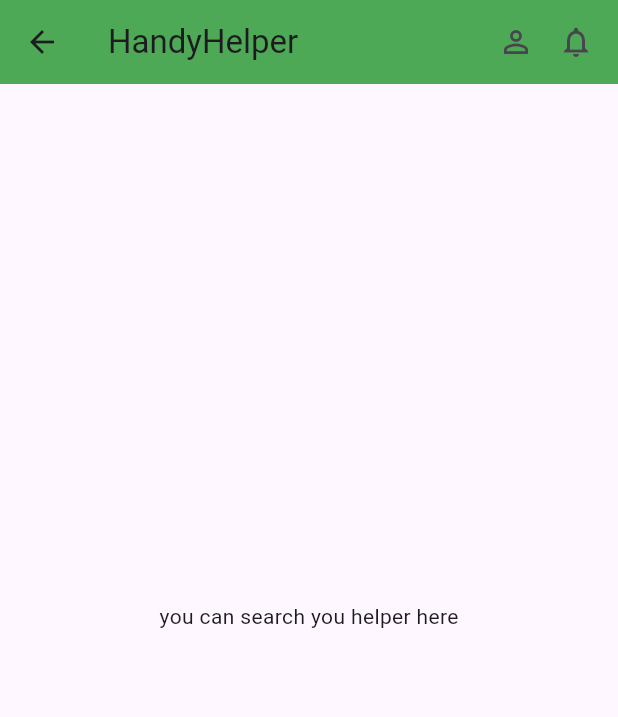
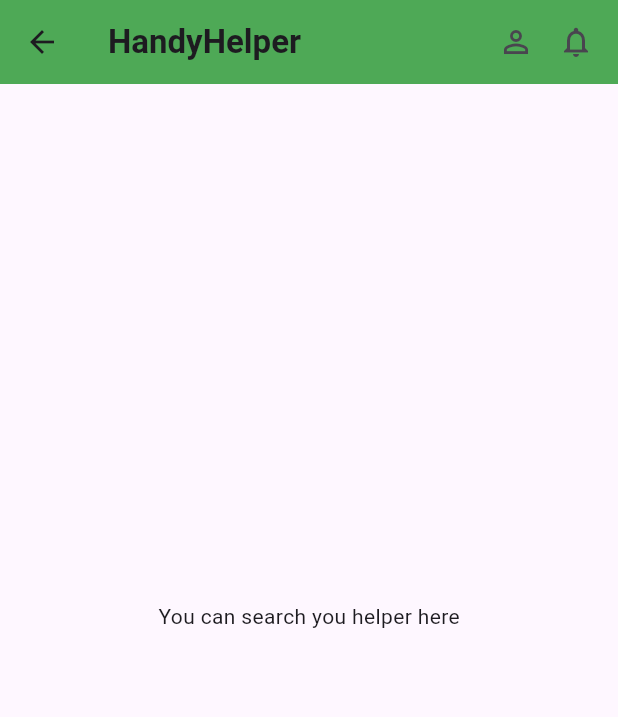
Before and after one commit to ST60002CEM/batch32b-ChewanRai1, a Flutter app: the DashboardScreen screen opened directly, item 2 of the bottom bar chosen, on a phone screen of 412 x 824 dp. Shown: the top 717 px of the screen. Run offline on Flutter 3.47's test engine with Material 3 defaults, Android fonts, the phone set to English and light mode, and no system bars; our stand-ins replace google_fonts.

Commit message:
dashboard and search small modification

```diff
--- a/lib/screen/dashboard_screen.dart
+++ b/lib/screen/dashboard_screen.dart
@@ -24,7 +24,10 @@ class _DashboardScreenState extends State<DashboardScreen> {
   Widget build(BuildContext context) {
     return Scaffold(
       appBar: AppBar(
-          title: const Text("HandyHelper"),
+          title: const Text(
+            "HandyHelper",
+            style: TextStyle(fontWeight: FontWeight.bold),
+          ),
           backgroundColor: Colors.green,
           elevation: 2,
           actions: const [
--- a/lib/screen/search_screen.dart
+++ b/lib/screen/search_screen.dart
@@ -12,7 +12,7 @@ class _SearchScreenState extends State<SearchScreen> {
   Widget build(BuildContext context) {
     return const SizedBox.expand(
       child: Center(
-        child: Text('you can search you helper here'),
+        child: Text('You can search you helper here'),
       ),
     );
   }
```
